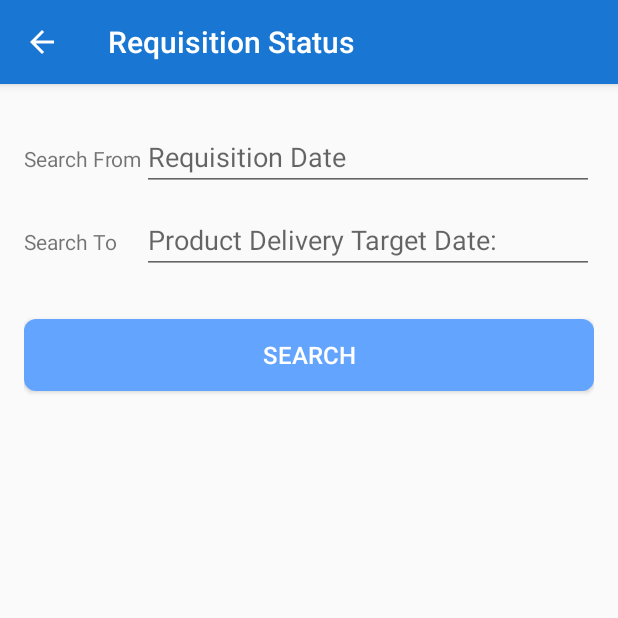
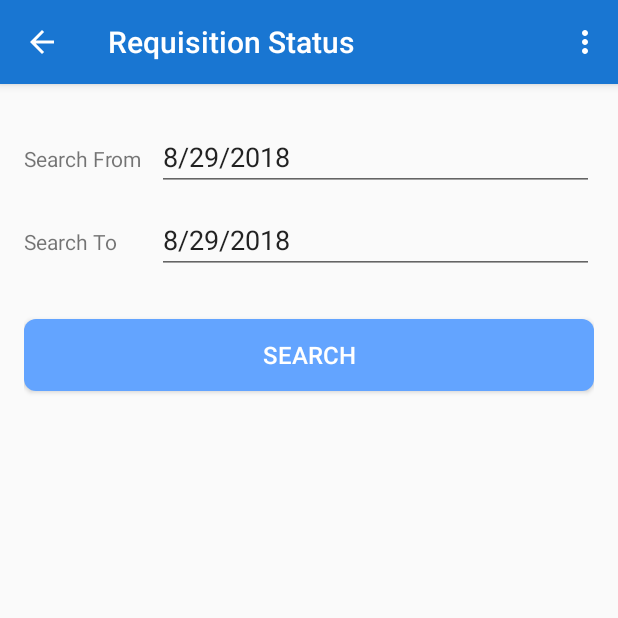
Before and after one commit to isratnishi/dostavi, an Android app: the RequisitionStatusHome screen opened directly, with no data from a screen before it, on a phone screen of 412 x 824 dp, the top half of it. Run offline under Robolectric (Android 15) with nearby library versions, the phone set to English and light mode, and no system bars; our stand-ins replace Volley; network calls fail; Roboto replaces fonts that are not available here.

Commit message:
requisition status logout implemented

```diff
--- a/app/src/main/java/com/example/opus/requisition_status/RequisitionStatusHome.java
+++ b/app/src/main/java/com/example/opus/requisition_status/RequisitionStatusHome.java
@@ -2,10 +2,12 @@ package com.example.opus.requisition_status;
 
 import android.app.DatePickerDialog;
 import android.app.ProgressDialog;
+import android.content.Intent;
 import android.support.v7.app.AppCompatActivity;
 import android.os.Bundle;
 import android.support.v7.widget.LinearLayoutManager;
 import android.support.v7.widget.RecyclerView;
+import android.view.Menu;
 import android.view.MenuItem;
 import android.view.View;
 import android.widget.Button;
@@ -16,6 +18,8 @@ import com.android.volley.Request;
 import com.android.volley.Response;
 import com.android.volley.VolleyError;
 import com.android.volley.toolbox.StringRequest;
+import com.example.opus.LoginActivity;
+import com.example.opus.Utils;
 import com.example.opus.adapters.RequisitionStatusHomeAdapter;
 import com.example.opus.AppSingleton;
 import com.example.opus.Constants;
@@ -60,6 +64,7 @@ public class RequisitionStatusHome extends AppCompatActivity {
                                 mCurrentDate.set(Calendar.YEAR, selectedYear);
                                 mCurrentDate.set(Calendar.MONTH, selectedMonth);
                                 mCurrentDate.set(Calendar.DAY_OF_MONTH, selectedDay);
+
                                 searchFromEditText.setText((selectedMonth + 1) + "/" + selectedDay + "/" + selectedYear);
                             }
                         }, mYear, mMonth, mDay);
@@ -113,6 +118,10 @@ public class RequisitionStatusHome extends AppCompatActivity {
 
         progress = new ProgressDialog(this);
         progress.setMessage("Please Wait");
+
+        String tempDate = (mMonth + 1) + "/" + mDay + "/" + mYear;
+        searchFromEditText.setText(tempDate);
+        searchToEditText.setText(tempDate);
     }
 
     private void getRequisitionStatusJson() {
@@ -162,9 +171,19 @@ public class RequisitionStatusHome extends AppCompatActivity {
     }
 
     @Override
+    public boolean onCreateOptionsMenu(Menu menu) {
+        getMenuInflater().inflate(R.menu.menu, menu);
+        return true;
+    }
+
+    @Override
     public boolean onOptionsItemSelected(MenuItem item) {
         int id = item.getItemId();
-
+        if (id == R.id.logout) {
+            Intent intent = new Intent(RequisitionStatusHome.this, LoginActivity.class);
+            intent.setFlags(Intent.FLAG_ACTIVITY_CLEAR_TOP);
+            startActivity(intent);
+        }
         if (id == android.R.id.home) {
             finish();
             return true;
--- a/app/src/main/res/layout/activity_requisition_status_home.xml
+++ b/app/src/main/res/layout/activity_requisition_status_home.xml
@@ -4,8 +4,8 @@
     xmlns:tools="http://schemas.android.com/tools"
     android:layout_width="match_parent"
     android:layout_height="match_parent"
+    android:orientation="vertical"
     android:padding="16dp"
-    android:orientation="vertical"
     tools:context=".requisition_status.RequisitionStatusHome">
 
     <TableLayout
@@ -25,8 +25,9 @@
                 android:id="@+id/requisition_date_edit_text"
                 android:layout_width="match_parent"
                 android:layout_height="wrap_content"
+                android:layout_marginLeft="10dp"
+                android:layout_weight="1"
                 android:focusable="false"
-                android:layout_weight="1"
                 android:hint="Requisition Date"
                 android:imeActionId="6"
                 android:imeOptions="actionUnspecified"
@@ -45,9 +46,10 @@
                 android:id="@+id/product_delivery_date_edit_text"
                 android:layout_width="match_parent"
                 android:layout_height="wrap_content"
+                android:layout_marginLeft="10dp"
+                android:layout_weight="1"
                 android:focusable="false"
-                android:layout_weight="1"
-                android:hint="Product Delivery Target Date: "
+                android:hint="Product Delivery Target Date:"
                 android:imeActionId="6"
                 android:imeOptions="actionUnspecified"
                 android:maxLines="1"
@@ -56,19 +58,19 @@
     </TableLayout>
 
     <Button
-        android:layout_marginTop="10dp"
         android:id="@+id/search_button"
         android:layout_width="match_parent"
+        android:layout_height="wrap_content"
+        android:layout_marginTop="10dp"
         android:background="@drawable/roundshaped"
-        android:textSize="16sp"
+        android:text="Search"
         android:textColor="@android:color/white"
-        android:layout_height="wrap_content"
-        android:text="Search"/>
+        android:textSize="16sp" />
 
     <android.support.v7.widget.RecyclerView
-        android:layout_marginTop="10dp"
         android:id="@+id/requisition_status_home_recycler_view"
         android:layout_width="match_parent"
-        android:layout_height="match_parent" />
+        android:layout_height="match_parent"
+        android:layout_marginTop="10dp" />
 
 </LinearLayout>
--- /dev/null
+++ b/app/src/main/res/menu/menu.xml
@@ -0,0 +1,9 @@
+<?xml version="1.0" encoding="utf-8"?>
+<menu xmlns:android="http://schemas.android.com/apk/res/android"
+    xmlns:app="http://schemas.android.com/apk/res-auto">
+    <item
+        android:id="@+id/logout"
+        android:orderInCategory="100"
+        android:title="Logout"
+        app:showAsAction="never" />
+</menu>
```
Also changed, not shown: app/src/main/java/com/example/opus/requisition_entry/RequisitionEntryActivity1.java (+5 -6 lines), app/src/main/java/com/example/opus/requisition_status/PrStatusActivity.java (+14 -1 lines).
